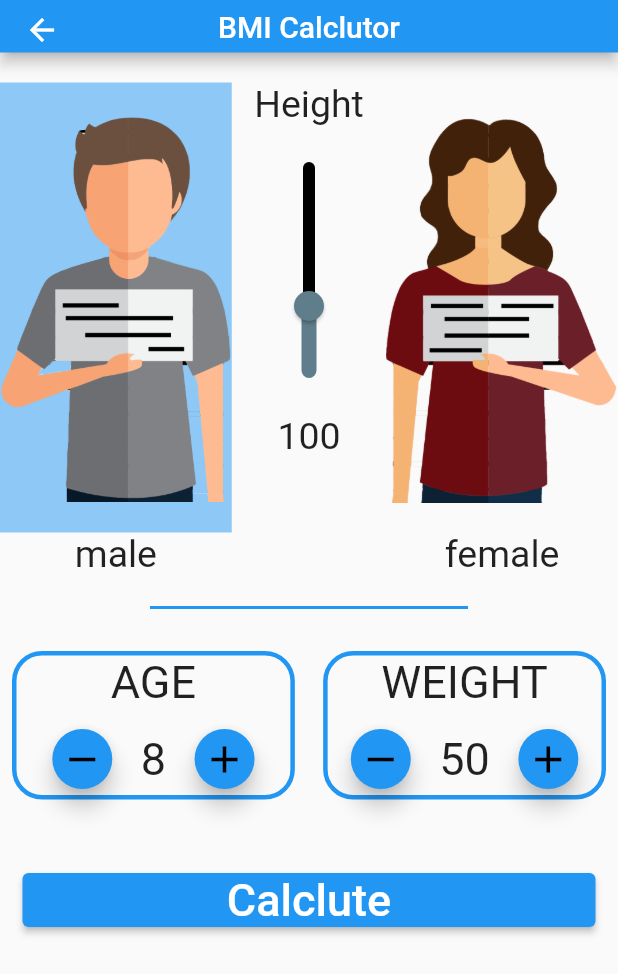
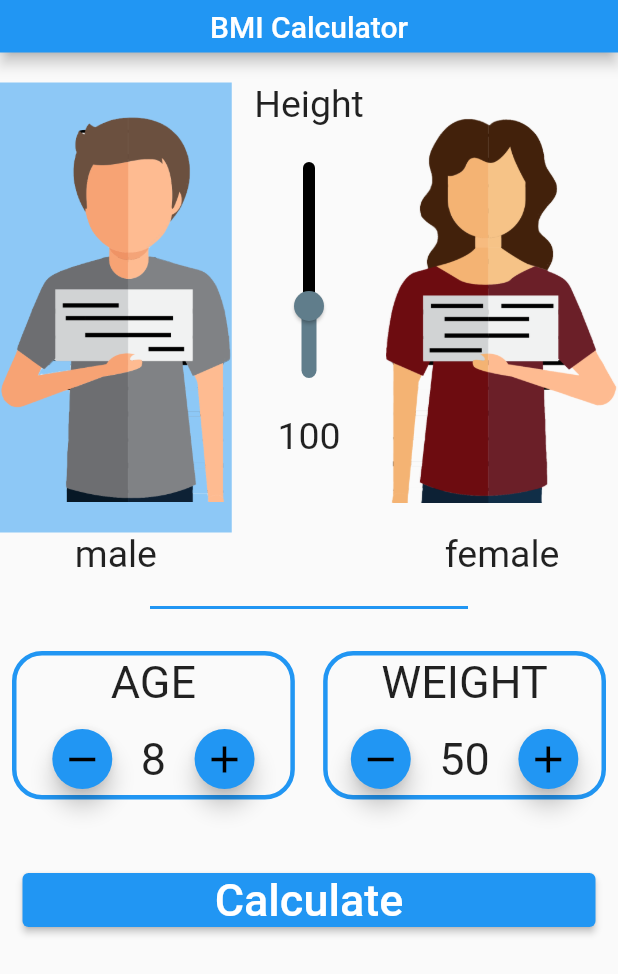
Before and after one commit to ahmedrsamak/bmi_calc, a Flutter app: the HomeScreen screen opened directly, on a phone screen of 412 x 824 dp. Shown: the top 974 px of the screen. Run offline on Flutter 3.47's test engine with Material 2 defaults, Android fonts, the phone set to English and light mode, and no system bars.

Commit message:
Add Navigate to 2nd Screen

```diff
--- a/lib/common/Buttons.dart
+++ b/lib/common/Buttons.dart
@@ -43,6 +43,8 @@ Widget containerIcon({
   String textDown = "",
   required void Function() onTapInc,
   required void Function() onTapDec,
+  required Object heroKeyDec,
+  required Object heroKeyInc,
 }) {
   return Container(
     decoration: BoxDecoration(
@@ -61,6 +63,7 @@ Widget containerIcon({
             mainAxisAlignment: MainAxisAlignment.center,
             children: [
               FloatingActionButton.small(
+                heroTag: heroKeyDec,
                 backgroundColor: Colors.blue,
                 onPressed: () {
                   onTapDec();
@@ -77,6 +80,7 @@ Widget containerIcon({
                     style: TextStyle(fontSize: textDown == "" ? 0 : 30)),
               ),
               FloatingActionButton.small(
+                heroTag: heroKeyInc,
                 backgroundColor: Colors.blue,
                 onPressed: onTapInc,
                 child: Icon(
--- a/lib/common/Labels.dart
+++ b/lib/common/Labels.dart
@@ -5,6 +5,6 @@ Widget myText(String text) {
   return Text(
     text,
     style: TextStyle(
-        fontSize: 25, color: Colors.indigo, fontWeight: FontWeight.bold),
+        fontSize: 25, color: Colors.white, fontWeight: FontWeight.bold),
   );
 }
--- a/lib/main.dart
+++ b/lib/main.dart
@@ -1,5 +1,4 @@
 import 'package:bmi_calc/screens/HomeScreen.dart';
-import 'package:bmi_calc/screens/ResultsScreen.dart';
 import 'package:flutter/material.dart';
 
 void main() {
@@ -12,8 +11,8 @@ class MyApp extends StatelessWidget {
   // This widget is the root of your application.
   @override
   Widget build(BuildContext context) {
-    return MaterialApp(
-      home: ResultsScreen(),
+    return const MaterialApp(
+      home: HomeScreen(),
     );
   }
 }
--- a/lib/screens/HomeScreen.dart
+++ b/lib/screens/HomeScreen.dart
@@ -1,11 +1,7 @@
 import 'package:bmi_calc/common/Buttons.dart';
 import 'package:bmi_calc/common/Custom Slider.dart';
+import 'package:bmi_calc/screens/ResultsScreen.dart';
 import 'package:flutter/material.dart';
-
-double height = 100;
-bool ismale = true;
-int age = 8;
-int weight = 50;
 
 class HomeScreen extends StatefulWidget {
   const HomeScreen({Key? key}) : super(key: key);
@@ -15,6 +11,11 @@ class HomeScreen extends StatefulWidget {
 }
 
 class _HomeScreenState extends State<HomeScreen> {
+  double height = 100;
+  bool ismale = true;
+  int age = 8;
+  int weight = 50;
+
   @override
   Widget build(BuildContext context) {
     return SafeArea(
@@ -22,15 +23,15 @@ class _HomeScreenState extends State<HomeScreen> {
         appBar: AppBar(
           centerTitle: true,
           toolbarHeight: 35,
-          title: Text(
-            "BMI Calclutor",
+          title: const Text(
+            "BMI Calculator",
             style: TextStyle(fontSize: 20),
           ),
         ),
         body: SingleChildScrollView(
           child: Column(
             children: [
-              SizedBox(height: 20),
+              const SizedBox(height: 20),
               IntrinsicHeight(
                 child: Row(
                   crossAxisAlignment: CrossAxisAlignment.stretch,
@@ -73,12 +74,12 @@ class _HomeScreenState extends State<HomeScreen> {
                   ],
                 ),
               ),
-              SizedBox(height: 20),
+              const SizedBox(height: 20),
               Padding(
                 padding: const EdgeInsets.symmetric(horizontal: 100),
                 child: Container(height: 2, color: Colors.blue),
               ),
-              SizedBox(height: 20),
+              const SizedBox(height: 20),
               Padding(
                 padding: const EdgeInsets.all(8.0),
                 child: Row(
@@ -94,9 +95,11 @@ class _HomeScreenState extends State<HomeScreen> {
                             onTapDec: () {
                               age--;
                               setState(() {});
-                            }),
+                            },
+                            heroKeyInc: 1,
+                            heroKeyDec: 2),
                         flex: 10),
-                    Spacer(flex: 1),
+                    const Spacer(flex: 1),
                     Expanded(
                         child: containerIcon(
                             textUp: "WEIGHT",
@@ -108,20 +111,33 @@ class _HomeScreenState extends State<HomeScreen> {
                             onTapDec: () {
                               weight--;
                               setState(() {});
-                            }),
+                            },
+                            heroKeyInc: 3,
+                            heroKeyDec: 4),
                         flex: 10),
                   ],
                 ),
               ),
-              SizedBox(height: 20),
+              const SizedBox(height: 20),
               Padding(
                 padding: const EdgeInsets.all(15),
-                child: Container(
+                child: SizedBox(
                   width: double.infinity,
                   child: ElevatedButton(
-                      onPressed: () {},
-                      child: Text(
-                        "Calclute",
+                      onPressed: () {
+                        Navigator.push(
+                          context,
+                          MaterialPageRoute(
+                            builder: (context) => ResultsScreen(
+                                height: height,
+                                ismale: ismale,
+                                age: age,
+                                weight: weight),
+                          ),
+                        );
+                      },
+                      child: const Text(
+                        "Calculate",
                         style: TextStyle(fontSize: 30),
                       )),
                 ),
```
Also changed, not shown: lib/screens/ResultsScreen.dart (+21 -11 lines), lib/common/others.dart (added).
